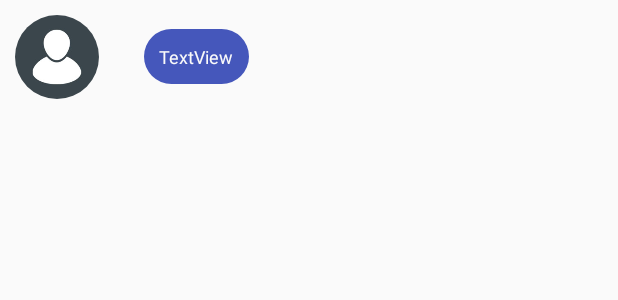
After one commit to MovilTec/URStudyGuide_1, an Android app: the layout message_single_layout.xml on its own in the app's theme, with its tools: preview values and no code run, on a phone screen of 412 x 824 dp. The commit adds this screen. Shown: the top 300 px of the screen. Run offline under Robolectric (Android 15) with nearby library versions, the phone set to English and light mode, and no system bars.

Commit message:
Daniel R. Meneses León. 08/07/18 @ home Message Activity & beginning with message retiving

```diff
--- a/app/src/main/AndroidManifest.xml
+++ b/app/src/main/AndroidManifest.xml
@@ -95,7 +95,7 @@
             </intent-filter>
         </activity>
         <activity android:name=".MessageActivity"
-            ></activity>
+            android:parentActivityName=".MainActivity"  ></activity>
     </application>
 
 </manifest>
--- a/app/src/main/java/com/example/bbvacontrol/uranitexpert/URStudyGuide.java
+++ b/app/src/main/java/com/example/bbvacontrol/uranitexpert/URStudyGuide.java
@@ -36,6 +36,7 @@ public class URStudyGuide extends Application {
         built.setLoggingEnabled(true);
         Picasso.setSingletonInstance(built);
 
+        if(mAuth.getCurrentUser() !=null){
             mUserDatabase = FirebaseDatabase.getInstance().getReference().child("Users").child(mAuth.getUid());
 
             mUserDatabase.addValueEventListener(new ValueEventListener() {
@@ -52,6 +53,6 @@ public class URStudyGuide extends Application {
 
                 }
             });
-
         }
     }
+}
--- /dev/null
+++ b/app/src/main/res/drawable/message_text_background.xml
@@ -0,0 +1,7 @@
+<?xml version="1.0" encoding="utf-8"?>
+<shape xmlns:android="http://schemas.android.com/apk/res/android">
+
+    <solid android:color="@color/colorPrimary" />
+    <corners android:radius="30dp" />
+
+</shape>
--- a/app/src/main/res/layout/activity_message.xml
+++ b/app/src/main/res/layout/activity_message.xml
@@ -46,8 +46,8 @@
             android:layout_height="wrap_content"
             android:layout_weight="1"
             android:ems="10"
-            android:inputType="textPersonName"
-            android:text="Name" />
+            android:hint="Enter Message...."
+            android:inputType="textPersonName" />
 
         <ImageButton
             android:id="@+id/message_sendImageButton"
--- /dev/null
+++ b/app/src/main/res/layout/message_single_layout.xml
@@ -0,0 +1,27 @@
+<?xml version="1.0" encoding="utf-8"?>
+<RelativeLayout xmlns:android="http://schemas.android.com/apk/res/android"
+    android:id="@+id/message_single_layout"
+    android:layout_width="match_parent"
+    android:layout_height="wrap_content"
+    android:padding="10dp">
+
+    <de.hdodenhof.circleimageview.CircleImageView
+        android:id="@+id/message_single_CircleImageView"
+        android:layout_width="56dp"
+        android:layout_height="56dp"
+        android:src="@drawable/default_user_image_1" />
+
+    <TextView
+        android:id="@+id/single_message_textView"
+        android:layout_width="wrap_content"
+        android:layout_height="wrap_content"
+        android:layout_centerVertical="true"
+        android:layout_marginStart="30dp"
+        android:layout_toEndOf="@+id/message_single_CircleImageView"
+        android:background="@drawable/message_text_background"
+        android:padding="10dp"
+        android:text="TextView"
+        android:textColor="?android:attr/colorBackground"
+        android:textSize="12sp" />
+
+</RelativeLayout>
```
Also changed, not shown: app/src/main/java/com/example/bbvacontrol/uranitexpert/MainActivity.java (+3 -4 lines), app/src/main/java/com/example/bbvacontrol/uranitexpert/MessageActivity.java (+102 -2 lines), app/src/main/java/com/example/bbvacontrol/uranitexpert/Timer.java (+39 -1 lines), app/src/main/java/com/example/bbvacontrol/uranitexpert/Users.java (+20 -27 lines). Lines whose indentation alone changed are shown as unchanged.
